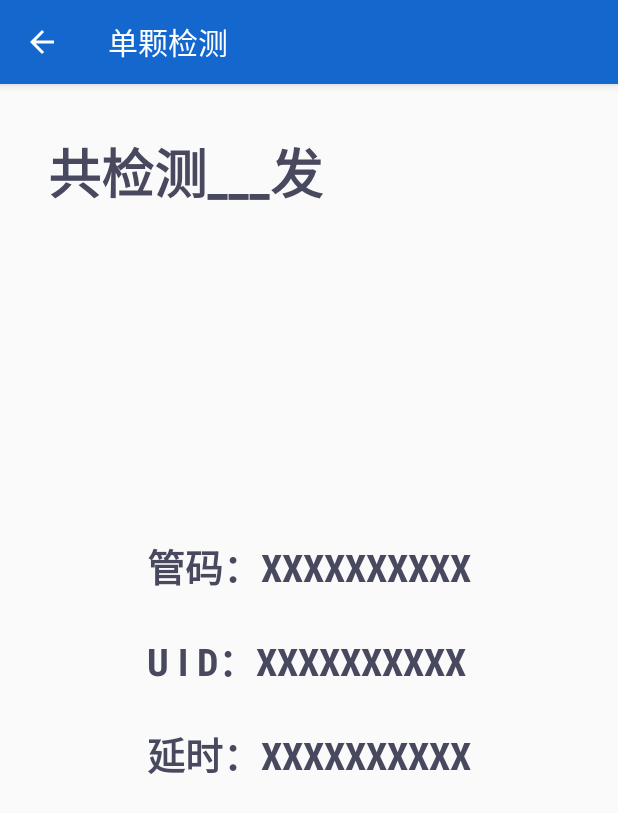
After one commit to Monkey-X/DetController, an Android app: the SingleCheckActivity screen opened directly, with no data from a screen before it, on a phone screen of 412 x 824 dp. The commit adds this screen. Shown: the top 813 px of the screen. Run offline under Robolectric (Android 15) with nearby library versions, the phone set to English and light mode, and no system bars; libraries missing offline, so code that uses them is left out: com.elvishew.xlog, com.maning.mndialoglibrary.

Commit message:
创建辅助功能，单颗检测，线路检测页面

```diff
--- a/app/src/main/AndroidManifest.xml
+++ b/app/src/main/AndroidManifest.xml
@@ -43,7 +43,9 @@
         android:theme="@style/AppTheme"
         android:usesCleartextTraffic="true"
         tools:ignore="GoogleAppIndexingWarning">
-        <activity android:name=".activity.DelayDownloadActivity"></activity>
+        <activity android:name=".activity.LineCheckActivity"></activity>
+        <activity android:name=".activity.SingleCheckActivity" />
+        <activity android:name=".activity.DelayDownloadActivity" />
         <activity android:name=".activity.AssistActivity" />
         <activity android:name=".activity.NetWorkActivity" />
         <activity android:name=".activity.AuthBombActivity" />
--- /dev/null
+++ b/app/src/main/java/com/etek/controller/activity/SingleCheckActivity.java
@@ -0,0 +1,41 @@
+package com.etek.controller.activity;
+
+import android.os.Bundle;
+import android.widget.TextView;
+import com.etek.controller.R;
+import com.etek.sommerlibrary.activity.BaseActivity;
+
+/**
+ * 单线检测
+ */
+public class SingleCheckActivity extends BaseActivity {
+
+    private TextView mPipeCode;
+    private TextView mUid;
+    private TextView mDelayed;
+
+    @Override
+    protected void onCreate(Bundle savedInstanceState) {
+        super.onCreate(savedInstanceState);
+        setContentView(R.layout.activity_single_check);
+        initSupportActionBar(R.string.title_act_single_check);
+        initView();
+        initDate();
+    }
+
+    /**
+     * 初始化View
+     */
+    private void initView() {
+        mPipeCode = findViewById(R.id.pipe_code);
+        mUid = findViewById(R.id.uid);
+        mDelayed = findViewById(R.id.delayed);
+    }
+
+    /**
+     * 页面展示的数据
+     */
+    private void initDate() {
+        //TODO 通过接口获取数据并展示
+    }
+}
--- /dev/null
+++ b/app/src/main/res/layout/activity_single_check.xml
@@ -0,0 +1,105 @@
+<?xml version="1.0" encoding="utf-8"?>
+<RelativeLayout
+    xmlns:android="http://schemas.android.com/apk/res/android"
+    xmlns:tools="http://schemas.android.com/tools"
+    android:layout_width="match_parent"
+    android:layout_height="match_parent"
+    android:orientation="vertical"
+    tools:context=".activity.SingleCheckActivity">
+
+    <TextView
+        android:layout_width="wrap_content"
+        android:layout_height="wrap_content"
+        android:layout_margin="@dimen/dp_32"
+        android:text="共检测___发"
+        android:textSize="35sp"
+        android:textColor="#48495F"
+        android:textStyle="bold"
+        android:fontFamily="sans-serif-condensed"/>
+
+    <LinearLayout
+        android:layout_width="wrap_content"
+        android:layout_height="wrap_content"
+        android:orientation="vertical"
+        android:layout_centerInParent="true">
+
+        <LinearLayout
+            android:layout_width="wrap_content"
+            android:layout_height="wrap_content"
+            android:orientation="horizontal"
+            android:layout_margin="@dimen/dp_12">
+
+            <TextView
+                android:layout_width="wrap_content"
+                android:layout_height="wrap_content"
+                android:text="@string/pipe_code"
+                android:textSize="25sp"
+                android:textColor="#48495F"
+                android:textStyle="bold"
+                android:fontFamily="sans-serif-condensed"/>
+
+            <TextView
+                android:id="@+id/pipe_code"
+                android:layout_width="wrap_content"
+                android:layout_height="wrap_content"
+                android:text="XXXXXXXXXX"
+                android:textSize="25sp"
+                android:textColor="#48495F"
+                android:textStyle="bold"
+                android:fontFamily="sans-serif-condensed"/>
+        </LinearLayout>
+
+        <LinearLayout
+            android:layout_width="wrap_content"
+            android:layout_height="wrap_content"
+            android:orientation="horizontal"
+            android:layout_margin="@dimen/dp_12">
+
+            <TextView
+                android:layout_width="wrap_content"
+                android:layout_height="wrap_content"
+                android:text="@string/uid"
+                android:textSize="25sp"
+                android:textColor="#48495F"
+                android:textStyle="bold"
+                android:fontFamily="sans-serif-condensed"/>
+
+            <TextView
+                android:id="@+id/uid"
+                android:layout_width="wrap_content"
+                android:layout_height="wrap_content"
+                android:text="XXXXXXXXXX"
+                android:textSize="25sp"
+                android:textColor="#48495F"
+                android:textStyle="bold"
+                android:fontFamily="sans-serif-condensed"/>
+        </LinearLayout>
+
+        <LinearLayout
+            android:layout_width="wrap_content"
+            android:layout_height="wrap_content"
+            android:orientation="horizontal"
+            android:layout_margin="@dimen/dp_12">
+
+            <TextView
+                android:layout_width="wrap_content"
+                android:layout_height="wrap_content"
+                android:text="@string/delayed"
+                android:textSize="25sp"
+                android:textColor="#48495F"
+                android:textStyle="bold"
+                android:fontFamily="sans-serif-condensed"/>
+
+            <TextView
+                android:id="@+id/delayed"
+                android:layout_width="wrap_content"
+                android:layout_height="wrap_content"
+                android:text="XXXXXXXXXX"
+                android:textSize="25sp"
+                android:textColor="#48495F"
+                android:textStyle="bold"
+                android:fontFamily="sans-serif-condensed"/>
+        </LinearLayout>
+
+    </LinearLayout>
+</RelativeLayout>
--- a/app/src/main/res/values/strings.xml
+++ b/app/src/main/res/values/strings.xml
@@ -223,6 +223,12 @@
     <string name="action_verify">校验</string>
     <string name="title_act_offline_checkout">离线检查</string>
     <string name="title_act_online_authorize">在线授权</string>
+    <string name="title_act_assist_function">辅助功能</string>
+    <string name="title_act_single_check">单颗检测</string>
+    <string name="title_act_line_check">线路检测</string>
+    <string name="pipe_code">管码：</string>
+    <string name="uid">U I D：</string>
+    <string name="delayed">延时：</string>
 
 
 </resources>
```
Also changed, not shown: app/src/main/java/com/etek/controller/activity/AssistActivity.java (+61 -3 lines), app/src/main/java/com/etek/controller/activity/LineCheckActivity.java (added, +37 -0 lines), app/src/main/java/com/etek/controller/adapter/AssistAdapter.java (added, +21 -0 lines), app/src/main/java/com/etek/controller/entity/AssistItem.java (added, +36 -0 lines), app/src/main/res/layout/activity_assist.xml (+10 -6 lines), app/src/main/res/layout/activity_line_check.xml (added, +28 -0 lines).
